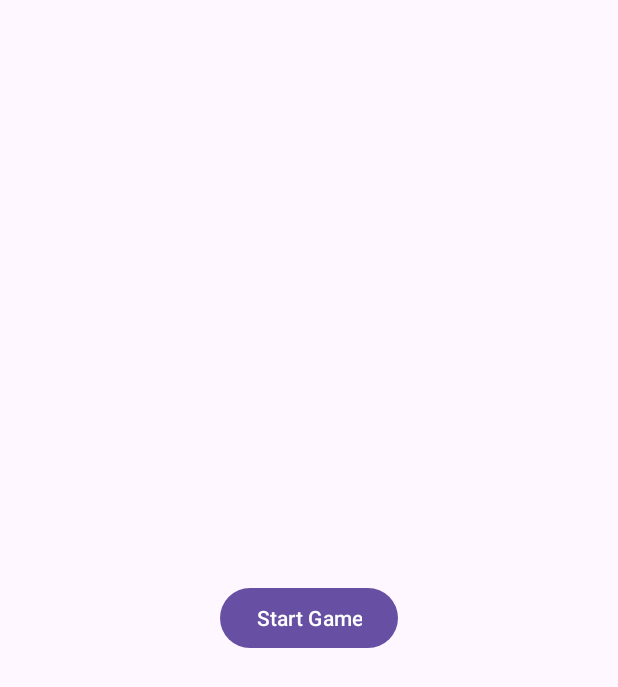
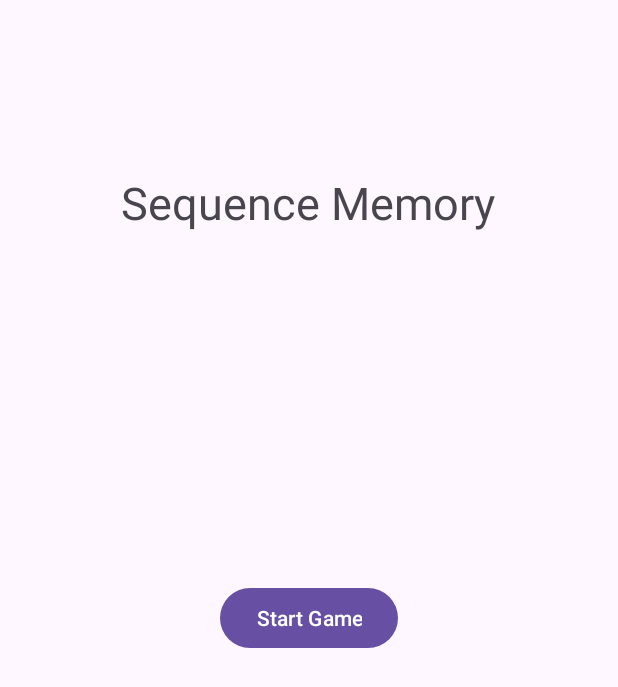
Before and after one commit to chrism1001/GamesTest, an Android app: the SequenceGameActivity screen opened directly, with no data from a screen before it, on a phone screen of 412 x 824 dp. Shown: the top 687 px of the screen. Run offline under Robolectric (Android 15) with nearby library versions, the phone set to English and light mode, and no system bars.

Commit message:
game complete

```diff
--- a/app/src/main/java/com/example/gamestest/SequenceGameActivity.kt
+++ b/app/src/main/java/com/example/gamestest/SequenceGameActivity.kt
@@ -6,6 +6,7 @@ import android.util.Log
 import android.view.View
 import android.widget.Button
 import android.widget.LinearLayout
+import android.widget.TextView
 import androidx.appcompat.app.AppCompatActivity
 import androidx.core.content.ContextCompat
 import java.security.AccessController.getContext
@@ -25,10 +26,14 @@ class SequenceGameActivity : AppCompatActivity() {
 
     lateinit var startGameButton: Button
     lateinit var llContent: LinearLayout
+    lateinit var levelText: TextView
+    lateinit var titleText: TextView
+    lateinit var scoreText: TextView
 
     var newButtonListener = View.OnClickListener {
         Log.d("id", "button id = ${it.id.toString()}")
-        guess(it.id)
+        if (!cluePlaying)
+            guess(it.id)
     }
 
     override fun onCreate(savedInstanceState: Bundle?) {
@@ -37,9 +42,15 @@ class SequenceGameActivity : AppCompatActivity() {
 
         startGameButton = findViewById(R.id.start_game_button)
         llContent = findViewById(R.id.sequence_game_content)
+        levelText = findViewById(R.id.level_text)
+        titleText = findViewById(R.id.sequence_game_title)
+        scoreText = findViewById(R.id.score_text)
 
         startGameButton.setOnClickListener {
             startGameButton.visibility = View.INVISIBLE
+            levelText.visibility = View.VISIBLE
+            titleText.visibility = View.INVISIBLE
+            scoreText.visibility = View.GONE
             createGrid()
             createPattern()
             startGame()
@@ -54,19 +65,21 @@ class SequenceGameActivity : AppCompatActivity() {
     }
 
     fun playClueSequence() {
+        cluePlaying = true
         if (clueHoldTime >= 500)
             clueHoldTime -= 100
 
         Log.e("progress","gamelevel = $gameLevel")
-
-        cluePlaying = true
         var delay: Long = nextClueWaitTime.toLong()
         for (i in 0..gameLevel) {
+            Log.e("clue state", "clue state $cluePlaying")
+            val button: Button = findViewById(pattern[i])
             Timer().schedule(delay) {
-                val button: Button = findViewById(pattern[i])
-                button.backgroundTintList = ContextCompat.getColorStateList(button.context, R.color.white)
+                button.backgroundTintList =
+                    ContextCompat.getColorStateList(button.context, R.color.white)
                 Timer().schedule(clueHoldTime.toLong()) {
-                    button.backgroundTintList = ContextCompat.getColorStateList(button.context, R.color.light_blue)
+                    button.backgroundTintList =
+                        ContextCompat.getColorStateList(button.context, R.color.light_blue)
                 }
             }
             delay += clueHoldTime
@@ -85,6 +98,7 @@ class SequenceGameActivity : AppCompatActivity() {
 
         Log.v("guess and level", "guess = $guessCount, level = $gameLevel")
         if (guessCount == gameLevel) {
+            levelText.text = "Level: ${gameLevel+2}"
             guessCount = 0
             gameLevel++
             playClueSequence()
@@ -96,15 +110,20 @@ class SequenceGameActivity : AppCompatActivity() {
     // game lost function
     fun gameLoss() {
         Log.d("score", "Your score! ${gameLevel.toString()}")
+        scoreText.text = "Level: ${gameLevel+1}"
         gameLevel = 0
         guessCount = 0
         clueHoldTime = 1000
         cluePauseTime = 333
         nextClueWaitTime = 1000
         gamePlaying = false
+        levelText.text = "Level: 1"
         pattern.clear()
         llContent.removeAllViews()
+        levelText.visibility = View.GONE
         llContent.visibility = View.GONE
+        scoreText.visibility = View.VISIBLE
+        titleText.visibility = View.VISIBLE
         startGameButton.visibility = View.VISIBLE
     }
 
--- a/app/src/main/res/layout/sequence_game_activity.xml
+++ b/app/src/main/res/layout/sequence_game_activity.xml
@@ -6,6 +6,44 @@
     android:layout_height="match_parent"
     android:id="@+id/SequenceGameLayout"
     tools:context=".SequenceGameActivity">
+
+    <TextView
+        android:id="@+id/sequence_game_title"
+        android:layout_width="wrap_content"
+        android:layout_height="wrap_content"
+        android:text="Sequence Memory"
+        android:textSize="30sp"
+        app:layout_constraintBottom_toTopOf="@+id/start_game_button"
+        app:layout_constraintEnd_toEndOf="parent"
+        app:layout_constraintHorizontal_bias="0.496"
+        app:layout_constraintStart_toStartOf="parent"
+        app:layout_constraintTop_toTopOf="parent"
+        app:layout_constraintVertical_bias="0.331" />
+
+    <TextView
+        android:id="@+id/score_text"
+        android:layout_width="wrap_content"
+        android:layout_height="wrap_content"
+        android:text=""
+        android:textSize="40sp"
+        app:layout_constraintBottom_toTopOf="@+id/start_game_button"
+        app:layout_constraintEnd_toEndOf="parent"
+        app:layout_constraintStart_toStartOf="parent"
+        app:layout_constraintTop_toBottomOf="@+id/sequence_game_title"
+        android:visibility="invisible" />
+
+    <TextView
+        android:id="@+id/level_text"
+        android:layout_width="wrap_content"
+        android:layout_height="wrap_content"
+        android:text="Level: 1"
+        app:layout_constraintBottom_toBottomOf="@id/sequence_game_content"
+        app:layout_constraintEnd_toEndOf="parent"
+        app:layout_constraintStart_toStartOf="parent"
+        app:layout_constraintTop_toTopOf="parent"
+        app:layout_constraintVertical_bias="0.181"
+        android:textSize="40sp"
+        android:visibility="invisible"/>
 
     <Button
         android:id="@+id/start_game_button"
```
